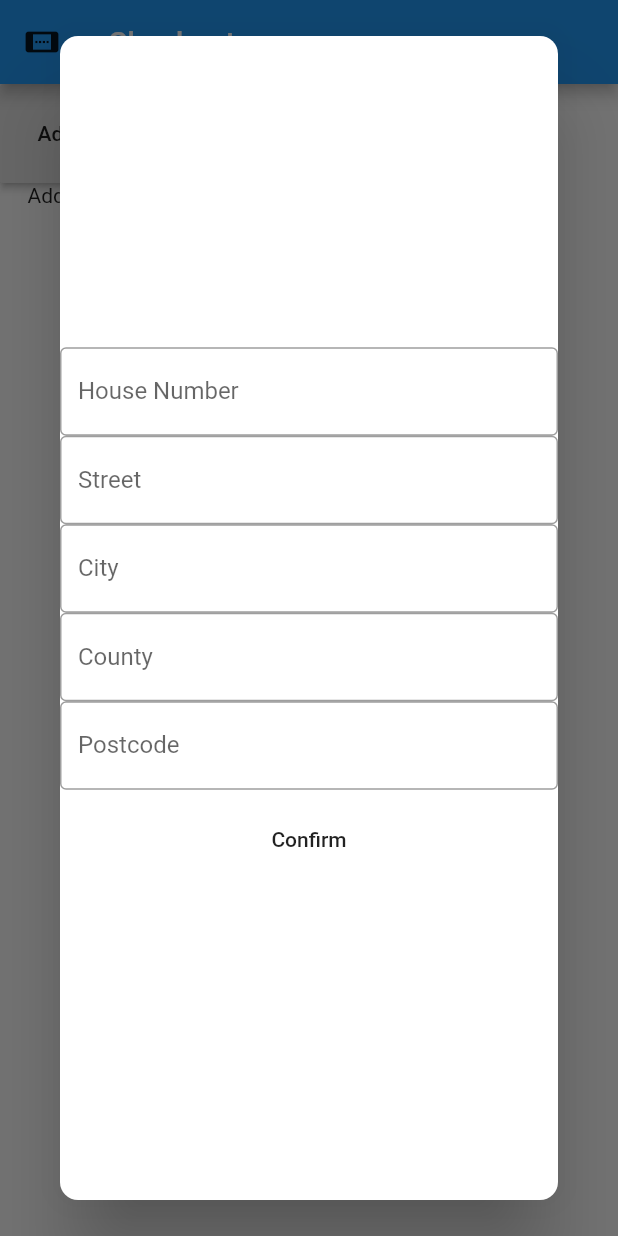
After one commit to joshuajames355/bevvyMobile, a Flutter app: the Checkout screen opened directly, after a tap on "Address", on a phone screen of 412 x 824 dp. The commit adds this screen. Run offline on Flutter 3.47's test engine with Material 2 defaults, Android fonts, the phone set to English and light mode, and no system bars; our stand-ins replace cached_network_image.

Commit message:
Started work on checkout screen.
Added AddressDialog for entering an address.

```diff
--- /dev/null
+++ b/lib/addressDialog.dart
@@ -0,0 +1,152 @@
+import 'package:flutter/material.dart';
+
+typedef void SetAddress(AddressInformation newAddress);
+
+class AddressInformation
+{
+  const AddressInformation({this.houseNumber, this.street, this.city, this.county, this.postcode});
+
+  final String houseNumber; //Name or number
+  final String street;
+  final String city;
+  final String county;
+  final String postcode;
+
+  AddressInformation.blank() : houseNumber="", street="", city="", county="", postcode="";
+
+  String addressSummary()
+  {
+    return houseNumber + " " + street + " " + city;
+  }
+}
+
+class AddressDialog extends StatefulWidget
+{
+  AddressDialog({Key key, this.currentAddress, this.setAddress}) : super(key : key);
+
+  final AddressInformation currentAddress;
+  final SetAddress setAddress;
+
+  @override
+  _AddressDialogState createState() => _AddressDialogState();
+}
+
+class _AddressDialogState extends State<AddressDialog>
+{
+  TextEditingController _houseNumberController;
+  TextEditingController _houseStreetController;
+  TextEditingController _cityController;
+  TextEditingController _countyController;
+  TextEditingController _postcodeController;
+
+  @override
+  void initState() {
+
+    super.initState();
+
+    _houseNumberController = TextEditingController(text: widget.currentAddress.houseNumber);
+    _houseStreetController = TextEditingController(text: widget.currentAddress.street);
+    _cityController = TextEditingController(text: widget.currentAddress.city);
+    _countyController = TextEditingController(text: widget.currentAddress.county);
+    _postcodeController = TextEditingController(text: widget.currentAddress.postcode);
+  }
+
+  @override
+  Widget build(BuildContext context)
+  {
+    return Dialog(
+      shape: RoundedRectangleBorder(
+          borderRadius: BorderRadius.circular(12),
+      ),
+      child: Center(
+        child: dialogContent(context),
+      )
+    );
+  }
+
+  Widget dialogContent(BuildContext context)
+  {
+    return Column
+    (
+      mainAxisSize: MainAxisSize.min,
+      children: <Widget>
+      [
+        TextField
+        (
+          controller: _houseNumberController,
+          decoration: InputDecoration(
+            border: OutlineInputBorder(
+              borderSide: BorderSide(color: Colors.black, width: 5)
+            ),
+            labelText: 'House Number',
+          ),
+        ),
+        TextField
+        (
+          controller: _houseStreetController,
+          decoration: InputDecoration(
+            border: OutlineInputBorder(
+              borderSide: BorderSide(color: Colors.black, width: 5)
+            ),
+            labelText: 'Street',
+          ),
+        ),
+        TextField
+        (
+          controller: _cityController,
+          decoration: InputDecoration(
+            border: OutlineInputBorder(
+              borderSide: BorderSide(color: Colors.black, width: 5)
+            ),
+            labelText: 'City',
+          ),
+        ),
+        TextField
+        (
+          controller: _countyController,
+          decoration: InputDecoration(
+            border: OutlineInputBorder(
+              borderSide: BorderSide(color: Colors.black, width: 5)
+            ),
+            labelText: 'County',
+          ),
+        ),
+        TextField
+        (
+          controller: _postcodeController,
+          decoration: InputDecoration(
+            border: OutlineInputBorder(
+              borderSide: BorderSide(color: Colors.black, width: 5)
+            ),
+            labelText: 'Postcode',
+          ),
+        ),
+        FlatButton
+        (
+          padding: EdgeInsets.symmetric(vertical: 25),
+          child: Container
+          (
+            width: double.infinity,
+            child: Center(child: Text("Confirm"))
+          ),
+          onPressed: ()
+            {
+              widget.setAddress
+              (
+                AddressInformation
+                (
+                  city: _cityController.text,
+                  street: _houseStreetController.text,
+                  houseNumber: _houseNumberController.text,
+                  postcode: _postcodeController.text,
+                  county: _countyController.text
+                )
+              );
+              Navigator.pop(context);
+            },
+        )
+
+      ],
+    );
+  }
+}
--- a/lib/checkout.dart
+++ b/lib/checkout.dart
@@ -1,54 +1,31 @@
-import 'package:bevvymobile/product.dart';
 import 'package:flutter/material.dart';
+import 'package:bevvymobile/addressDialog.dart';
 
-typedef void RemoveFromBasketFunc(Product product);
-
-class CheckoutDataWidget extends StatelessWidget
+class Checkout extends StatefulWidget
 {
-  const CheckoutDataWidget({ Key key, this.product, this.checkoutData, this.removeFromBasket}) : super(key: key);
-
-  final Product product;
-  final Map<Product, int> checkoutData;
-  final RemoveFromBasketFunc removeFromBasket;
+  const Checkout({ Key key}) : super(key: key);
 
   @override
-  Widget build(BuildContext context)
-  {
-    return Row(
-      children: <Widget>
-      [
-        Expanded(
-          child: Text(checkoutData[product].toString() + " X " + this.product.title,
-            style: TextStyle(fontSize: 18),
-        )),
-        FloatingActionButton
-        (
-          heroTag: product.title,
-          mini: true,
-          onPressed: ()
-          {
-            removeFromBasket(product);
-          },
-          child: Icon(IconData(57691, fontFamily: 'MaterialIcons')),
-          )
-      ],
-    );
-  }
+  _CheckoutState createState() => _CheckoutState();
 }
 
-class Checkout extends StatelessWidget
+class _CheckoutState extends State<Checkout>
 {
-  const Checkout({ Key key, this.checkoutData, this.removeFromBasket}) : super(key: key);
+  AddressInformation currentAddress = AddressInformation.blank();
 
-  final Map<Product, int> checkoutData;
-  final RemoveFromBasketFunc removeFromBasket;
+  void newAddress(AddressInformation newAddress)
+  {
+    setState(() {
+      currentAddress = newAddress;
+    });
+  }
 
   @override
   Widget build(BuildContext context) {
     return Scaffold(
       appBar: AppBar
       (
-        title: Text("Basket"),
+        title: Text("Checkout"),
         leading: FlatButton
         (
           child: Icon(IconData(58820, fontFamily: 'MaterialIcons', matchTextDirection: true)),
@@ -58,33 +35,24 @@ class Checkout extends StatelessWidget
           },
         ),
       ),
-      body: Container
+      body: Column
       (
-        margin: EdgeInsets.all(25),
-        child: Column
-        (
-          children: [
-            Expanded
-            (
-              child: ListView
-              (children: checkoutData.keys.map((Product x) => CheckoutDataWidget(product: x,checkoutData: checkoutData, removeFromBasket: removeFromBasket,)).toList(),
-              ),
-            ),
-            RaisedButton
-            (
-              child:  Container
-              (
-                child: Center
-                (
-                  child: Text("Proceed To Checkout", style: TextStyle(fontSize: 18),)
-                  ),
-                width: double.infinity,
-              ),
-              onPressed: (){}
-            )
-            ]
-        )
-      )
+        children:
+        [
+          RaisedButton
+          (
+            padding: EdgeInsets.all(25),
+            child: Text("Address"),
+            onPressed: ()
+            {
+              showDialog(context: context, builder: (BuildContext context){
+                return AddressDialog(currentAddress: currentAddress, setAddress: newAddress,);
+              });
+            },
+          ),
+          Text("Address: " + currentAddress.addressSummary())
+        ]
+      ),
     );
   }
 }
--- a/lib/home.dart
+++ b/lib/home.dart
@@ -3,7 +3,7 @@ import 'package:bevvymobile/login.dart';
 import 'package:bevvymobile/product.dart';
 import 'package:bevvymobile/StoreFrontHome.dart';
 import 'package:bevvymobile/productGridView.dart';
-import 'package:bevvymobile/checkout.dart';
+import 'package:bevvymobile/basket.dart';
 
 typedef void RemoveFromBasketFunc(Product product);
 typedef void AddToBasketFunc(Product product, int quantity);
@@ -60,7 +60,7 @@ class _HomeState extends State<Home> {
         child: Icon(IconData(59596, fontFamily: 'MaterialIcons')),
         onPressed: ()
         {
-          Navigator.push(context, MaterialPageRoute(builder: (context) => Checkout(checkoutData: widget.checkoutData, removeFromBasket: widget.removeFromBasket,)));
+          Navigator.push(context, MaterialPageRoute(builder: (context) => Basket(checkoutData: widget.checkoutData, removeFromBasket: widget.removeFromBasket,)));
         },
       ),
     );
--- a/lib/productGridView.dart
+++ b/lib/productGridView.dart
@@ -19,7 +19,7 @@ class ProductGridView extends StatelessWidget
     return GridView.count
     (
       crossAxisCount: 2,
-      padding: EdgeInsets.all(10),
+      padding: EdgeInsets.symmetric(vertical: 10),
       children: productList.map((Product x)
       {
         return ProductWidget(product: x, checkoutData: checkoutData, addToBasket: addToBasket);
--- a/lib/productWidget.dart
+++ b/lib/productWidget.dart
@@ -31,7 +31,7 @@ class ProductWidget extends StatelessWidget
           color: Color.fromRGBO(205, 205, 205, 100)
         ),
         width: imageSize + 50,
-        height: imageSize + 80,
+        height: imageSize + 100,
         child: Column
         (
           mainAxisAlignment: MainAxisAlignment.spaceEvenly,
```
Also changed, not shown: lib/basket.dart (added, +94 -0 lines).
